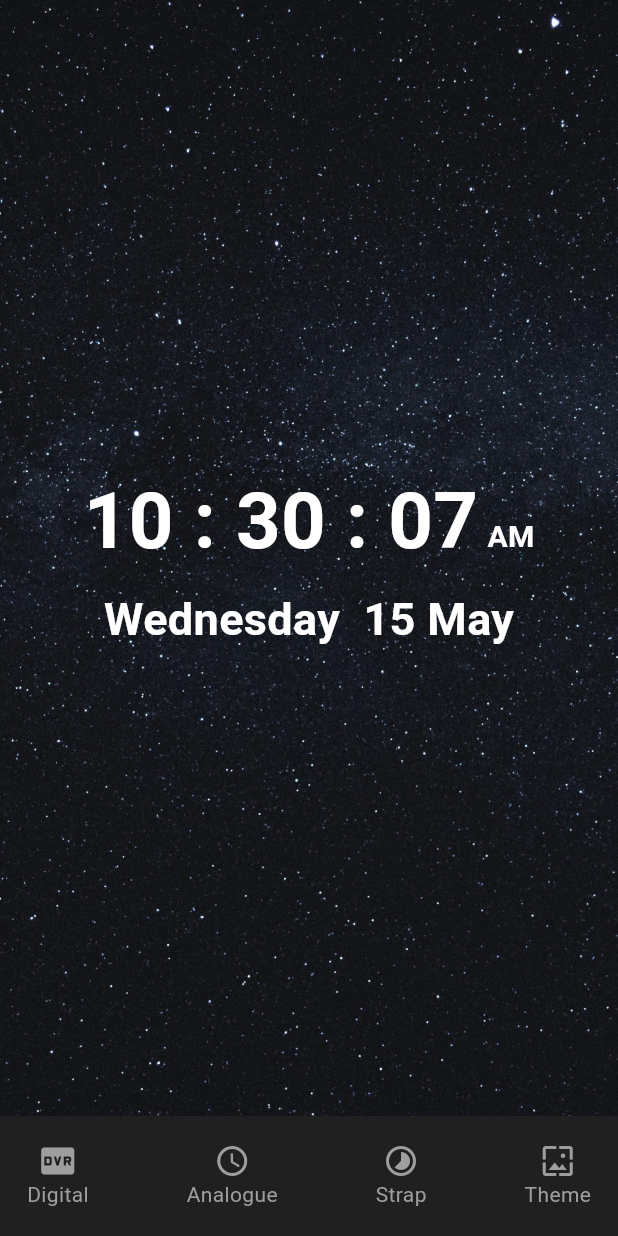
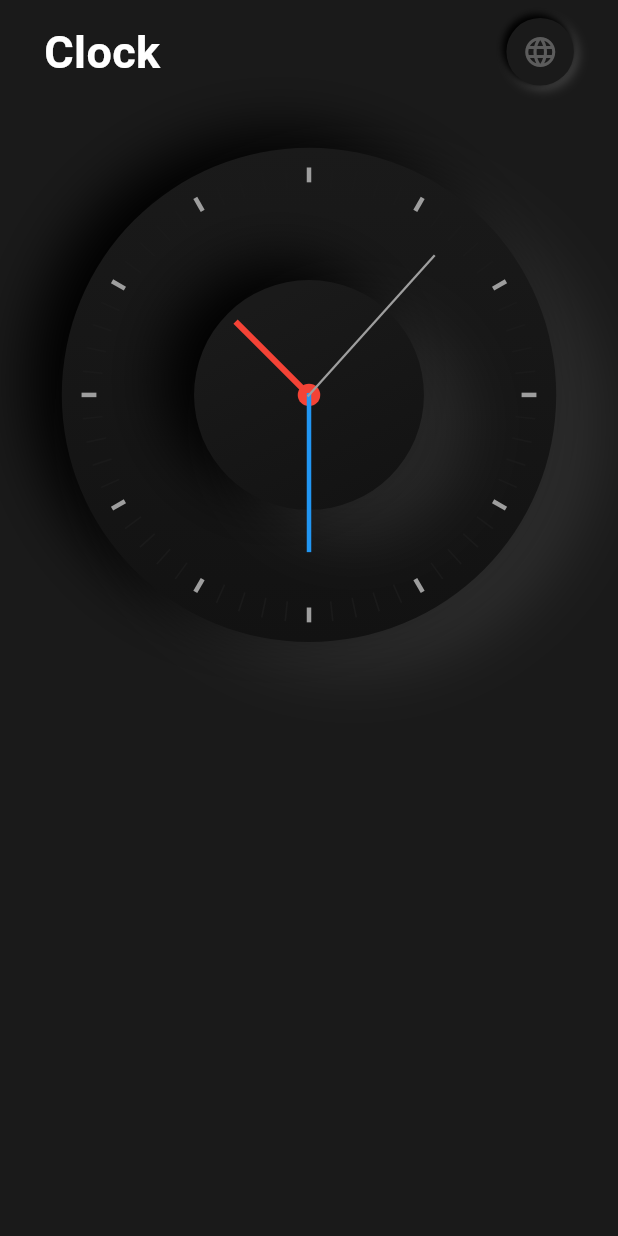
Before and after one commit to AnkitUmredkar/Time_Daily_Task, a Flutter app: the screen it shows after launch, on a phone screen of 412 x 824 dp. Run offline on Flutter 3.47's test engine with Material 3 defaults, Android fonts, the phone set to English and light mode, and no system bars; our stand-ins replace animated_search_bar.

Commit message:
Practice

```diff
--- /dev/null
+++ b/lib/Practice/my.dart
@@ -0,0 +1,324 @@
+import 'dart:async';
+import 'dart:math';
+import 'package:flutter/material.dart';
+import '../utils/global.dart';
+
+class MyClock extends StatefulWidget {
+  const MyClock({super.key});
+
+  @override
+  State<MyClock> createState() => _MyClockState();
+}
+
+class _MyClockState extends State<MyClock> {
+  @override
+  Widget build(BuildContext context) {
+    Timer.periodic(const Duration(seconds: 1), (timer) {
+      setState(() {
+        dateTime = DateTime.now();
+      });
+    });
+    double width = MediaQuery.of(context).size.width;
+    double height = MediaQuery.of(context).size.height;
+    double clockSize = min(width * 0.8, height * 0.4);
+    return SafeArea(
+      child: Scaffold(
+        backgroundColor: const Color(0xFF1A1A1A),
+        body: Padding(
+          padding: const EdgeInsets.all(12),
+          child: Center(
+            child: Column(
+              children: [
+                Row(
+                  mainAxisAlignment: MainAxisAlignment.center,
+                  children: [
+                    const Text(
+                      'Clock',
+                      style: TextStyle(
+                          fontSize: 30,
+                          fontWeight: FontWeight.bold,
+                          color: Colors.white),
+                    ),
+                    SizedBox(
+                      width: width * 0.56,
+                    ),
+                    Container(
+                      height: 45,
+                      width: 45,
+                      alignment: Alignment.center,
+                      decoration: BoxDecoration(
+                        shape: BoxShape.circle,
+                        color: const Color(0xFF1A1A1A),
+                        boxShadow: [
+                          BoxShadow(
+                            color: Colors.grey.shade800,
+                            blurRadius: 5,
+                            spreadRadius: 1,
+                            offset: const Offset(2, 2),
+                          ),
+                          const BoxShadow(
+                            color: Colors.black,
+                            blurRadius: 3,
+                            spreadRadius: 1,
+                            offset: Offset(-2, -2),
+                          ),
+                        ],
+                      ),
+                      child: Icon(
+                        Icons.language,
+                        color: Colors.grey.withOpacity(0.5),
+                      ),
+                    ),
+                  ],
+                ),
+                SizedBox(height: height * 0.02),
+                Padding(
+                  padding: const EdgeInsets.symmetric(
+                    vertical: 25,
+                    horizontal: 10,
+                  ),
+                  child: buildContainer(clockSize),
+                ),
+              ],
+            ),
+          ),
+        ),
+      ),
+    );
+  }
+
+  Container buildContainer(double clockSize) {
+    return Container(
+                  height: clockSize,
+                  width: clockSize,
+                  child: Stack(
+                    alignment: Alignment.center,
+                    children: [
+                      Container(
+                        constraints: const BoxConstraints.expand(),
+                        alignment: Alignment.center,
+                        decoration: BoxDecoration(
+                          shape: BoxShape.circle,
+                          gradient: const LinearGradient(colors: [
+                            Color(0xFF1A1A1A),
+                            Color(0xFF121212),
+                          ], begin: Alignment.topCenter, end: Alignment.bottomCenter),
+                          boxShadow: [
+                            const BoxShadow(
+                              color: Colors.black,
+                              blurRadius: 32,
+                              spreadRadius: 1,
+                              offset: Offset(-20, -10),
+                            ),
+                            BoxShadow(
+                              color: Colors.grey.withOpacity(0.13),
+                              blurRadius: 32,
+                              spreadRadius: 1,
+                              offset: const Offset(30, 20),
+                            ),
+                          ],
+                        ),
+                      ),
+                      Container(
+                        height: clockSize * 0.465,
+                        width: clockSize * 0.465,
+                        alignment: Alignment.center,
+                        decoration: BoxDecoration(
+                          color: const Color(0xFF1A1A1A),
+                          shape: BoxShape.circle,
+                          gradient: const LinearGradient(
+                            colors: [
+                              Color(0xFF1A1A1A),
+                              Color(0xFF121212),
+                            ],
+                            begin: Alignment.topCenter,
+                            end: Alignment.bottomRight,
+                          ),
+                          boxShadow: [
+                            const BoxShadow(
+                              color: Colors.black,
+                              blurRadius: 32,
+                              spreadRadius: 1,
+                              offset: Offset(-20, -10),
+                            ),
+                            BoxShadow(
+                              color: Colors.grey.withOpacity(0.13),
+                              blurRadius: 32,
+                              spreadRadius: 1,
+                              offset: const Offset(30, 20),
+                            ),
+                          ],
+                        ),
+                      ),
+                      ...List.generate(
+                        60,
+                            (index) => Transform.rotate(
+                          angle: ((index) * 6 * pi) / 180,
+                          child: (index % 5 == 0)
+                              ? VerticalDivider(
+                            indent: clockSize * 0.04,
+                            endIndent: clockSize * 0.93,
+                            width: 20,
+                            thickness: 3,
+                            color: Colors.grey,
+                          )
+                              : VerticalDivider(
+                            indent: clockSize *0.04,
+                            endIndent: clockSize * 0.92,
+                            color: const Color(0xFF1A1A1A),
+                          ),
+                        ),
+                      ),
+                      Container(
+                        height: 15,
+                        width: 15,
+                        decoration:
+                        const BoxDecoration(shape: BoxShape.circle, color: Colors.red),
+                      ),
+                      Transform.rotate(
+                        angle: ((dateTime.hour + (dateTime.minute / 60)) * 30 * pi / 180),
+                        child: VerticalDivider(
+                          color: Colors.red,
+                          indent: clockSize * 0.29,
+                          endIndent: clockSize * 0.496,
+                          thickness: 4,
+                        ),
+                      ),
+                      Transform.rotate(
+                        angle: (dateTime.minute * 6 * pi) / 180,
+                        child: VerticalDivider(
+                          color: Colors.blue,
+                          indent: clockSize * 0.182,
+                          endIndent: clockSize * 0.496,
+                          thickness: 3,
+                        ),
+                      ),
+                      Transform.rotate(
+                        angle: (dateTime.second * 6 * pi) / 180,
+                        child: VerticalDivider(
+                          color: Colors.grey,
+                          indent: clockSize * 0.12,
+                          endIndent: clockSize * 0.496,
+                          thickness: 1.5,
+                        ),
+                      ),
+                    ],
+                  ),
+                );
+  }
+}
+
+SizedBox buildSizedBox() {
+  return SizedBox(
+    height: 320,
+    width: 320,
+    child: Stack(
+      alignment: Alignment.center,
+      children: [
+        Container(
+          constraints: const BoxConstraints.expand(),
+          alignment: Alignment.center,
+          decoration: BoxDecoration(
+            shape: BoxShape.circle,
+            gradient: const LinearGradient(colors: [
+              Color(0xFF1A1A1A),
+              Color(0xFF121212),
+            ], begin: Alignment.topCenter, end: Alignment.bottomCenter),
+            boxShadow: [
+              const BoxShadow(
+                color: Colors.black,
+                blurRadius: 32,
+                spreadRadius: 1,
+                offset: Offset(-20, -10),
+              ),
+              BoxShadow(
+                color: Colors.grey.withOpacity(0.13),
+                blurRadius: 32,
+                spreadRadius: 1,
+                offset: const Offset(30, 20),
+              ),
+            ],
+          ),
+        ),
+        Container(
+          height: 140,
+          width: 140,
+          alignment: Alignment.center,
+          decoration: BoxDecoration(
+            color: const Color(0xFF1A1A1A),
+            shape: BoxShape.circle,
+            gradient: const LinearGradient(colors: [
+              Color(0xFF1A1A1A),
+              Color(0xFF121212),
+            ], begin: Alignment.topCenter, end: Alignment.bottomRight),
+            boxShadow: [
+              const BoxShadow(
+                color: Colors.black,
+                blurRadius: 32,
+                spreadRadius: 1,
+                offset: Offset(-20, -10),
+              ),
+              BoxShadow(
+                color: Colors.grey.withOpacity(0.13),
+                blurRadius: 32,
+                spreadRadius: 1,
+                offset: const Offset(30, 20),
+              ),
+            ],
+          ),
+        ),
+        ...List.generate(
+          60,
+          (index) => Transform.rotate(
+            angle: ((index) * 6 * pi) / 180,
+            child: (index % 5 == 0)
+                ? const VerticalDivider(
+                    indent: 10,
+                    endIndent: 300,
+                    width: 20,
+                    thickness: 3,
+                    color: Colors.grey,
+                  )
+                : const VerticalDivider(
+                    endIndent: 400,
+                    color: Color(0xFF1A1A1A),
+                  ),
+          ),
+        ),
+        Container(
+          height: 15,
+          width: 15,
+          decoration:
+              const BoxDecoration(shape: BoxShape.circle, color: Colors.red),
+        ),
+        Transform.rotate(
+          angle: ((dateTime.hour + (dateTime.minute / 60)) * 30 * pi / 180),
+          child: const VerticalDivider(
+            color: Colors.red,
+            indent: 95,
+            endIndent: 160,
+            thickness: 4,
+          ),
+        ),
+        Transform.rotate(
+          angle: (dateTime.minute * 6 * pi) / 180,
+          child: const VerticalDivider(
+            color: Colors.blue,
+            indent: 60,
+            endIndent: 160,
+            thickness: 3,
+          ),
+        ),
+        Transform.rotate(
+          angle: (dateTime.second * 6 * pi) / 180,
+          child: const VerticalDivider(
+            color: Colors.grey,
+            indent: 30,
+            endIndent: 160,
+            thickness: 2,
+          ),
+        ),
+      ],
+    ),
+  );
+}
--- a/lib/main.dart
+++ b/lib/main.dart
@@ -4,6 +4,7 @@ import 'package:practice_of_lecture/Timer%20App/digital_clock_page.dart';
 import 'package:practice_of_lecture/Timer_Daily_Task/digital_clock_app.dart';
 import 'Practice/Chip/basic_chip.dart';
 import 'Practice/dropdown_button.dart';
+import 'Practice/my.dart';
 import 'Timer App/analogue_clock_page.dart';
 import 'Timer App/strap_watch_page.dart';
 import 'Timer_Daily_Task/analog_clock_app.dart';
@@ -23,12 +24,12 @@ class MyApp extends StatelessWidget {
   Widget build(BuildContext context) {
     return MaterialApp(
       debugShowCheckedModeBanner: false,
-      routes: {
-        '/': (context) => const DigitalClockPage(),
-        '/AnalogueClock': (context) => const AnalogueClockPage(),
-        '/StrapWatch': (context) => const StrapWatchPage(),
-      },
-      // home : DigitalClockApp(), //------> TODO Paste here
+      // routes: {
+      //   '/': (context) => const DigitalClockPage(),
+      //   '/AnalogueClock': (context) => const AnalogueClockPage(),
+      //   '/StrapWatch': (context) => const StrapWatchPage(),
+      // },
+      home : MyClock(), //------> TODO Paste here
     );
   }
 }
@@ -49,3 +50,5 @@ class MyApp extends StatelessWidget {
 //--->AnalogClockApp()
 // TODO for Strap Watch App
 //--->StrapWatch()
+// TODO for ORG Clock
+//--->MyClock()
```
Also changed, not shown: lib/Timer App/lightmode.dart (added, +202 -0 lines).
